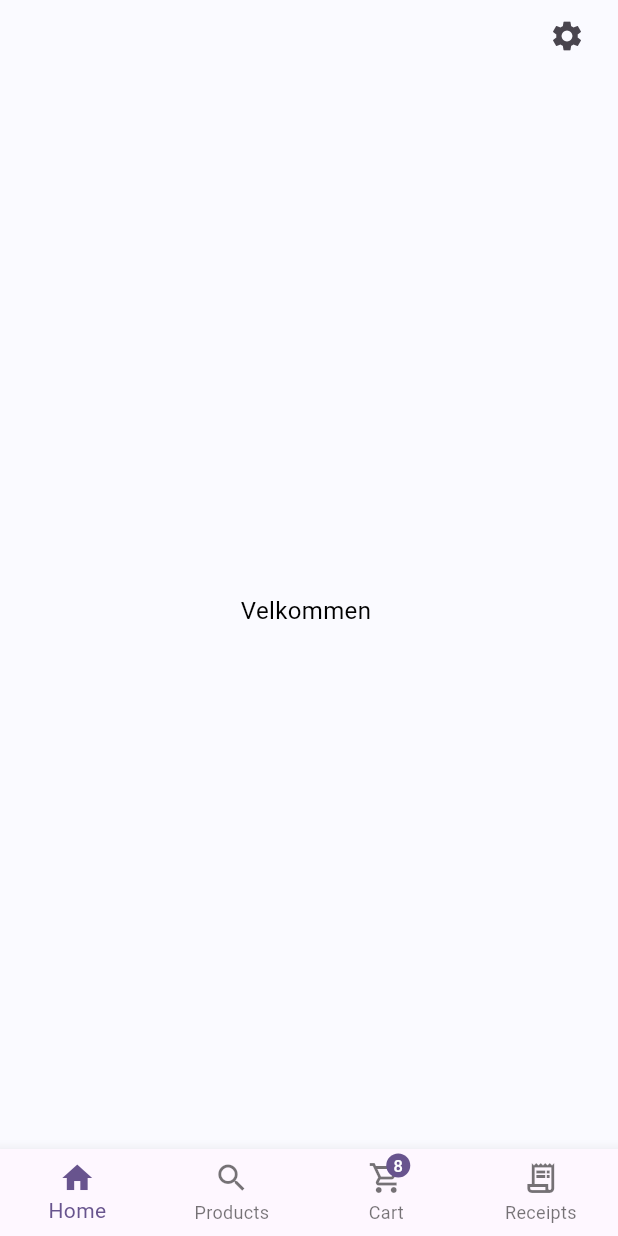
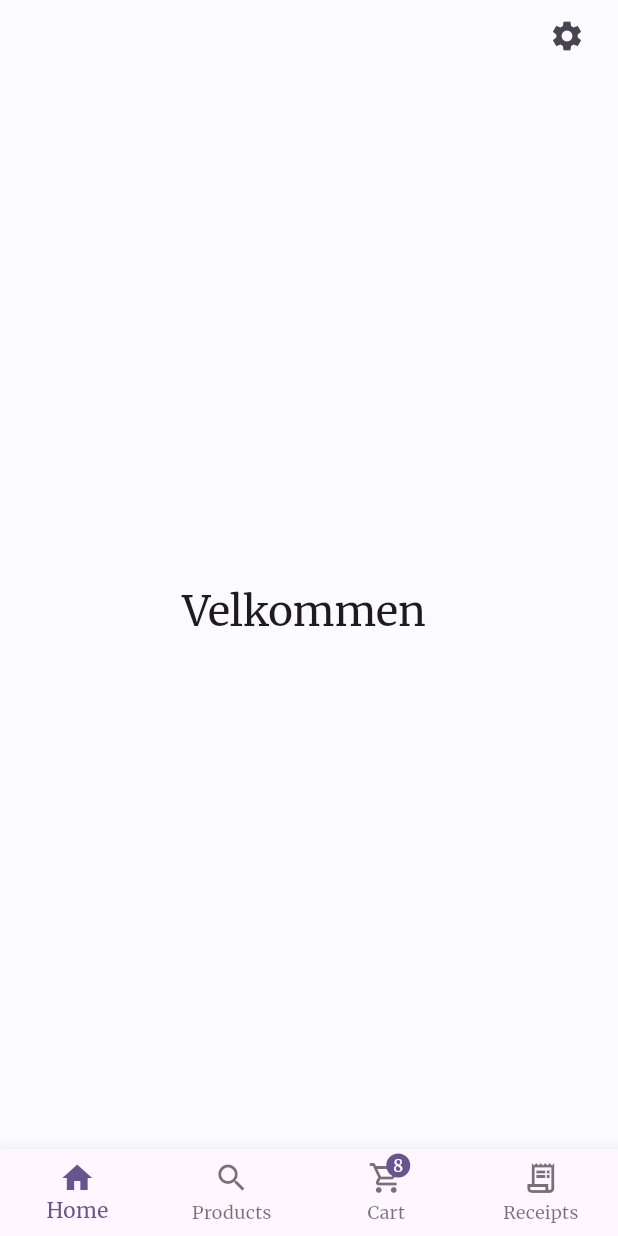
Before and after one commit to Mercantec-GHC/h4-projekt-gruppe-0-sm, a Flutter app: the screen it shows after launch, after a tap on "Log ind", on a phone screen of 412 x 824 dp. Run offline on Flutter 3.47's test engine with Material 3 defaults, Android fonts, the phone set to English and light mode, and no system bars; our stand-ins replace google_fonts; missing offline and left inert: barcode_scan2.

Commit message:
custom font and sorting receipts

```diff
--- a/mobile/lib/main.dart
+++ b/mobile/lib/main.dart
@@ -1,4 +1,5 @@
 import 'package:flutter/material.dart';
+import 'package:google_fonts/google_fonts.dart';
 import 'package:mobile/pages/log_in_page.dart';
 import 'package:mobile/repos/add_to_cart_state.dart';
 import 'package:mobile/repos/cart.dart';
@@ -36,11 +37,8 @@ class MyApp extends StatelessWidget {
           colorScheme: ColorScheme.fromSeed(
               seedColor: const Color.fromARGB(255, 149, 92, 255)),
           scaffoldBackgroundColor: const Color(0xFFFAFAFF),
-          textTheme: const TextTheme(
-            headlineLarge: TextStyle(color: Color(0xFF000000), fontSize: 64),
-            bodyLarge: TextStyle(color: Color(0xFF000000), fontSize: 20),
-            bodyMedium: TextStyle(color: Color(0xFF000000), fontSize: 16),
-          ),
+          textTheme:
+              GoogleFonts.merriweatherTextTheme(Theme.of(context).textTheme),
           useMaterial3: true,
         ),
         home: const LogInPage(),
--- a/mobile/lib/pages/all_receipts_page.dart
+++ b/mobile/lib/pages/all_receipts_page.dart
@@ -44,7 +44,7 @@ class AllReceiptsPage extends StatelessWidget {
       children: [
         Expanded(child: Consumer<ReceiptRepo>(
           builder: (_, receiptRepo, __) {
-            final allReceipts = receiptRepo.allReceipts();
+            final allReceipts = receiptRepo.sortedReceiptsByDate();
             return ListView.builder(
               shrinkWrap: true,
               itemBuilder: (_, idx) {
--- a/mobile/lib/pages/home_page.dart
+++ b/mobile/lib/pages/home_page.dart
@@ -22,7 +22,10 @@ class HomePage extends StatelessWidget {
             child: Column(
               mainAxisAlignment: MainAxisAlignment.center,
               children: [
-                Text("Velkommen ${user.name}"),
+                Text(
+                  "Velkommen ${user.name}",
+                  style: Theme.of(context).textTheme.headlineMedium,
+                ),
               ],
             ),
           ),
--- a/mobile/pubspec.yaml
+++ b/mobile/pubspec.yaml
@@ -36,6 +36,7 @@ dependencies:
   cupertino_icons: ^1.0.8
   provider: ^6.1.2
   barcode_scan2: ^4.4.0
+  google_fonts: ^6.2.1
 
 dev_dependencies:
   flutter_test:
@@ -55,6 +56,7 @@ dev_dependencies:
 flutter:
   assets:
     - assets/
+    - google_fonts/
   # The following line ensures that the Material Icons font is
   # included with your application, so that you can use the icons in
   # the material Icons class.
```
Also changed, not shown: mobile/lib/repos/receipt.dart (+9 -0 lines), mobile/google_fonts/Merriweather-Black.ttf (added), mobile/google_fonts/Merriweather-BlackItalic.ttf (added), mobile/google_fonts/Merriweather-Bold.ttf (added), mobile/google_fonts/Merriweather-BoldItalic.ttf (added), mobile/google_fonts/Merriweather-Italic.ttf (added), mobile/google_fonts/Merriweather-Light.ttf (added), mobile/google_fonts/Merriweather-LightItalic.ttf (added), mobile/google_fonts/Merriweather-Regular.ttf (added), mobile/google_fonts/Tinos-Bold.ttf (added), mobile/google_fonts/Tinos-BoldItalic.ttf (added), mobile/google_fonts/Tinos-Italic.ttf (added), mobile/google_fonts/Tinos-Regular.ttf (added), mobile/pubspec.lock, 5 other files.
